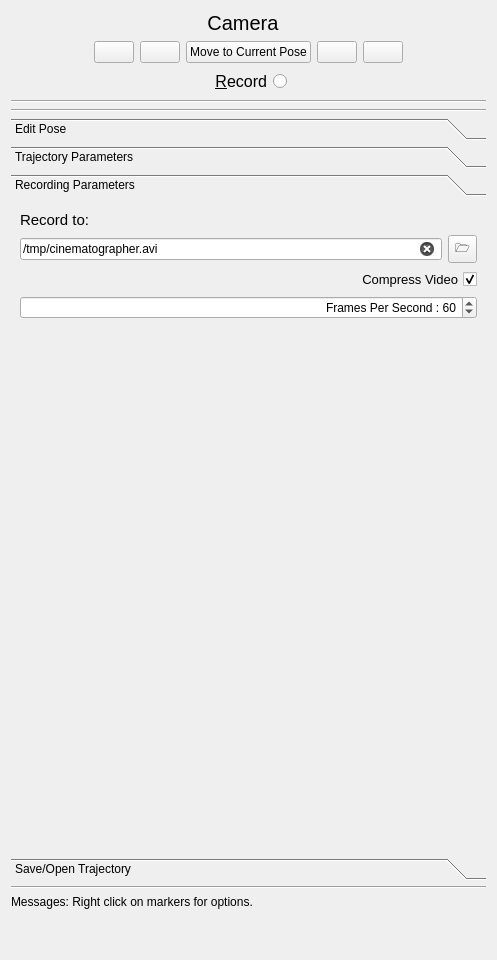
First picture: the form in rqt_pose_interpolator/src/trajectory_editor.ui, repository AIS-Bonn/rviz_cinematographer, before the edit.
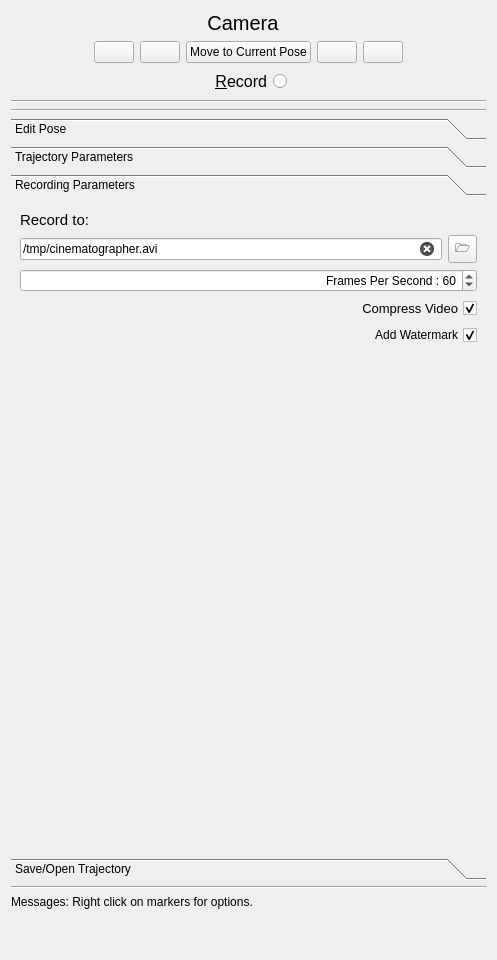
Second picture: the form after the edit. The open tabs and pages were chosen to show the change. Icons and pictures are not drawn.

Commit message: rqt_pose_interpolator: added checkbox to disable watermark

What changed in the file:
```diff
--- a/rqt_pose_interpolator/src/trajectory_editor.ui
+++ b/rqt_pose_interpolator/src/trajectory_editor.ui
@@ -938,6 +938,34 @@
                </item>
               </layout>
              </item>
+             <item>
+              <widget class="QSpinBox" name="video_fps_spin_box">
+               <property name="toolTip">
+                <string>Define the number of frames per second of the resulting video. </string>
+               </property>
+               <property name="layoutDirection">
+                <enum>Qt::LeftToRight</enum>
+               </property>
+               <property name="alignment">
+                <set>Qt::AlignRight|Qt::AlignTrailing|Qt::AlignVCenter</set>
+               </property>
+               <property name="suffix">
+                <string/>
+               </property>
+               <property name="prefix">
+                <string>Frames Per Second : </string>
+               </property>
+               <property name="minimum">
+                <number>1</number>
+               </property>
+               <property name="maximum">
+                <number>120</number>
+               </property>
+               <property name="value">
+                <number>60</number>
+               </property>
+              </widget>
+             </item>
              <item>
               <widget class="QCheckBox" name="video_compressed_check_box">
                <property name="font">
@@ -966,30 +994,18 @@
               </widget>
              </item>
              <item>
-              <widget class="QSpinBox" name="video_fps_spin_box">
+              <widget class="QCheckBox" name="watermark_check_box">
                <property name="toolTip">
                 <string>Define the number of frames per second of the resulting video. </string>
                </property>
                <property name="layoutDirection">
-                <enum>Qt::LeftToRight</enum>
+                <enum>Qt::RightToLeft</enum>
                </property>
-               <property name="alignment">
-                <set>Qt::AlignRight|Qt::AlignTrailing|Qt::AlignVCenter</set>
+               <property name="text">
+                <string>Add Watermark</string>
                </property>
-               <property name="suffix">
-                <string/>
-               </property>
-               <property name="prefix">
-                <string>Frames Per Second : </string>
-               </property>
-               <property name="minimum">
-                <number>1</number>
-               </property>
-               <property name="maximum">
-                <number>120</number>
-               </property>
-               <property name="value">
-                <number>60</number>
+               <property name="checked">
+                <bool>true</bool>
                </property>
               </widget>
              </item>
```
Left out of the diff: 7 changed lines with no effect on the pictures. The commit also changes 1 other file.
